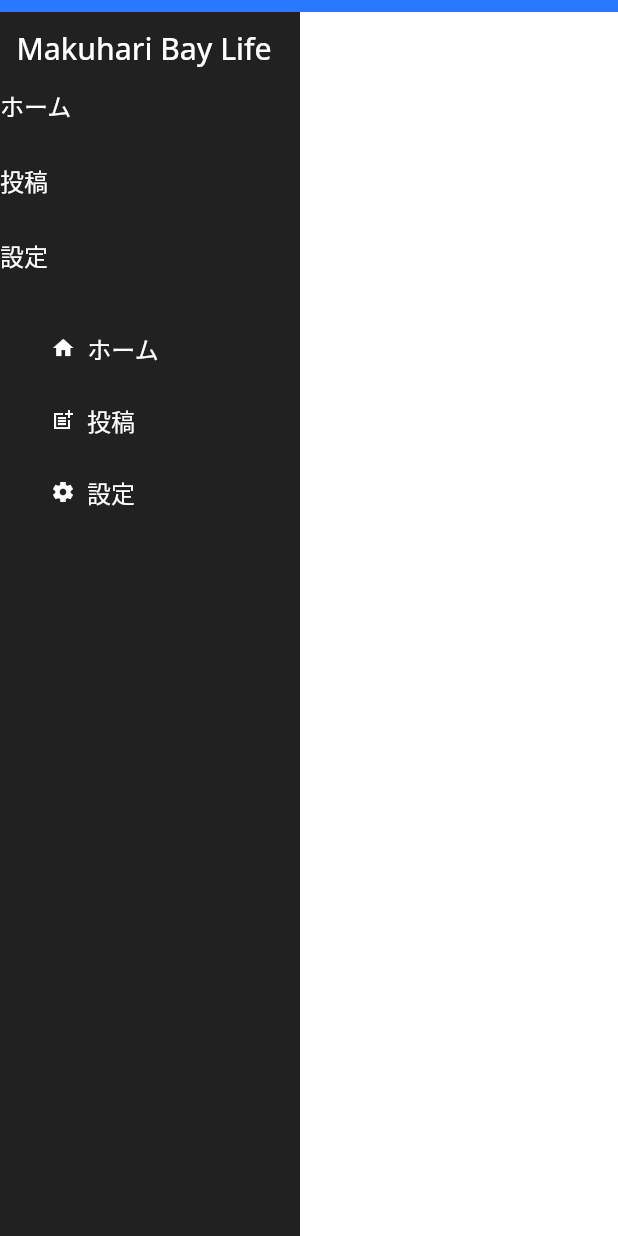
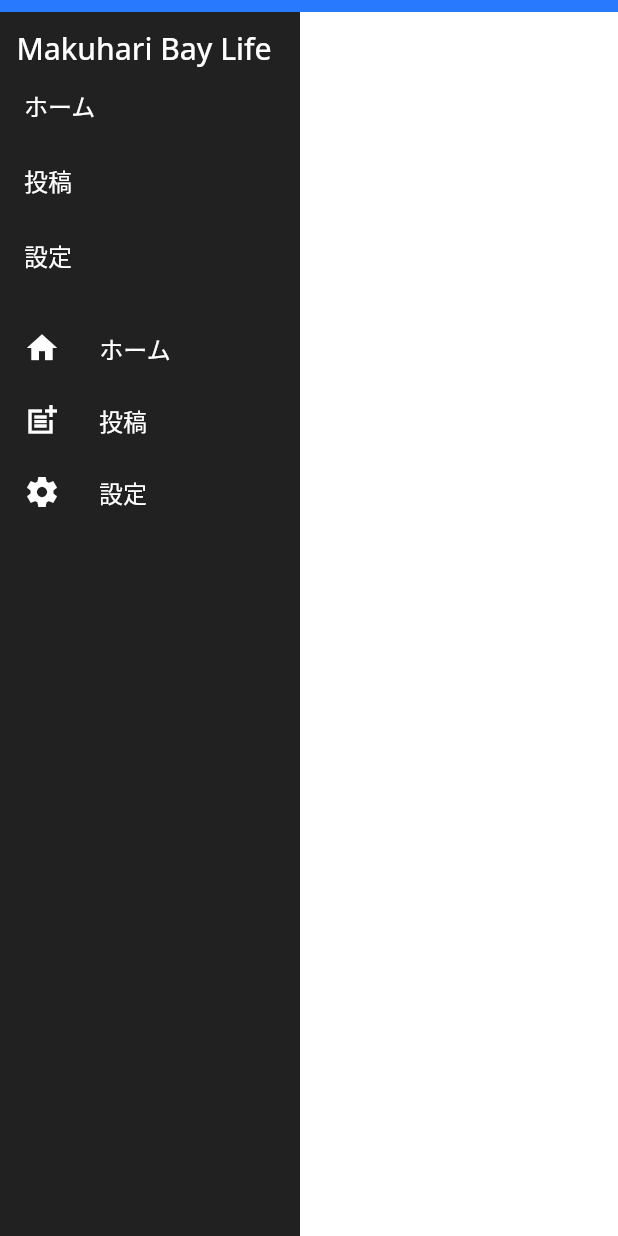
Before and after one commit to takase-pd/baylifeweb, a Flutter app: the HomePageWidget screen opened directly, on a phone screen of 412 x 824 dp. Run offline on Flutter 3.47's test engine with Material 2 defaults, Android fonts, the phone set to English and light mode, and no system bars; drawn by our look-alikes of auto_size_text; our stand-ins replace built_collection, built_value, cloud_firestore, firebase_auth, firebase_core, firebase_storage and 12 more; missing offline and left inert: json_path, mime_type; accounts and stored records are empty; generated files the repository leaves out were written again; network calls fail.

Commit message:
Updating to latest FlutterFlow output.

```diff
--- a/lib/components/main_menu_widget.dart
+++ b/lib/components/main_menu_widget.dart
@@ -64,9 +64,11 @@ class _MainMenuWidgetState extends State<MainMenuWidget> {
                 ),
               ),
               Container(
-                width: 160,
+                width: double.infinity,
                 height: 800,
                 decoration: BoxDecoration(),
+                child: Padding(
+                  padding: EdgeInsetsDirectional.fromSTEB(16, 0, 0, 0),
                   child: ListView(
                     padding: EdgeInsets.zero,
                     scrollDirection: Axis.vertical,
@@ -156,9 +158,15 @@ class _MainMenuWidgetState extends State<MainMenuWidget> {
                           ),
                         ),
                       ),
-                    Padding(
-                      padding: EdgeInsetsDirectional.fromSTEB(0, 0, 16, 0),
-                      child: FFButtonWidget(
+                      Row(
+                        mainAxisSize: MainAxisSize.max,
+                        children: [
+                          Icon(
+                            Icons.home_sharp,
+                            color: FlutterFlowTheme.textLight,
+                            size: 24,
+                          ),
+                          FFButtonWidget(
                             onPressed: () async {
                               setState(() => _loadingButton1 = true);
                               try {
@@ -173,11 +181,8 @@ class _MainMenuWidgetState extends State<MainMenuWidget> {
                               }
                             },
                             text: 'ホーム',
-                        icon: Icon(
-                          Icons.home_sharp,
-                          size: 16,
-                        ),
                             options: FFButtonOptions(
+                              width: 100,
                               height: 48,
                               color: FlutterFlowTheme.secondaryColor,
                               textStyle: FlutterFlowTheme.subtitle2.override(
@@ -192,11 +197,18 @@ class _MainMenuWidgetState extends State<MainMenuWidget> {
                               borderRadius: 0,
                             ),
                             loading: _loadingButton1,
+                          )
+                        ],
                       ),
+                      Row(
+                        mainAxisSize: MainAxisSize.max,
+                        children: [
+                          Icon(
+                            Icons.post_add_sharp,
+                            color: FlutterFlowTheme.textLight,
+                            size: 24,
                           ),
-                    Padding(
-                      padding: EdgeInsetsDirectional.fromSTEB(0, 0, 16, 0),
-                      child: FFButtonWidget(
+                          FFButtonWidget(
                             onPressed: () async {
                               setState(() => _loadingButton2 = true);
                               try {
@@ -214,11 +226,8 @@ class _MainMenuWidgetState extends State<MainMenuWidget> {
                               }
                             },
                             text: '投稿　',
-                        icon: Icon(
-                          Icons.post_add_sharp,
-                          size: 16,
-                        ),
                             options: FFButtonOptions(
+                              width: 100,
                               height: 48,
                               color: FlutterFlowTheme.secondaryColor,
                               textStyle: FlutterFlowTheme.subtitle2.override(
@@ -233,11 +242,18 @@ class _MainMenuWidgetState extends State<MainMenuWidget> {
                               borderRadius: 0,
                             ),
                             loading: _loadingButton2,
+                          )
+                        ],
                       ),
+                      Row(
+                        mainAxisSize: MainAxisSize.max,
+                        children: [
+                          Icon(
+                            Icons.settings_sharp,
+                            color: FlutterFlowTheme.textLight,
+                            size: 24,
                           ),
-                    Padding(
-                      padding: EdgeInsetsDirectional.fromSTEB(0, 0, 16, 0),
-                      child: FFButtonWidget(
+                          FFButtonWidget(
                             onPressed: () async {
                               setState(() => _loadingButton3 = true);
                               try {
@@ -255,11 +271,8 @@ class _MainMenuWidgetState extends State<MainMenuWidget> {
                               }
                             },
                             text: '設定　',
-                        icon: Icon(
-                          Icons.settings_sharp,
-                          size: 16,
-                        ),
                             options: FFButtonOptions(
+                              width: 100,
                               height: 48,
                               color: FlutterFlowTheme.secondaryColor,
                               textStyle: FlutterFlowTheme.subtitle2.override(
@@ -274,9 +287,11 @@ class _MainMenuWidgetState extends State<MainMenuWidget> {
                               borderRadius: 0,
                             ),
                             loading: _loadingButton3,
-                      ),
                           )
                         ],
+                      )
+                    ],
+                  ),
                 ),
               )
             ],
```
Lines whose indentation alone changed are shown as unchanged.
